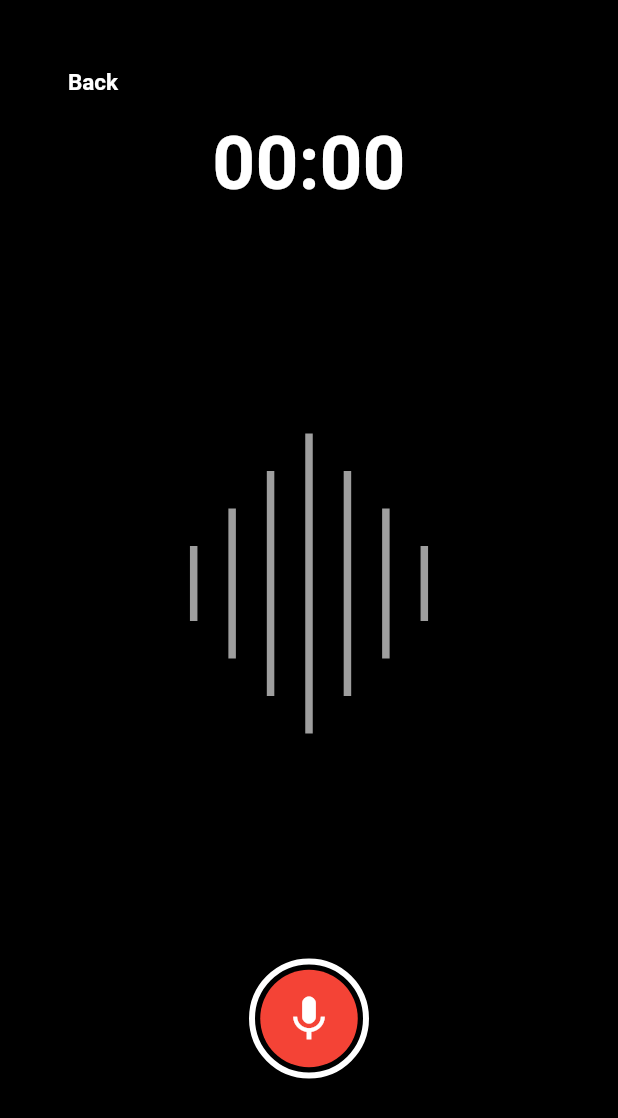
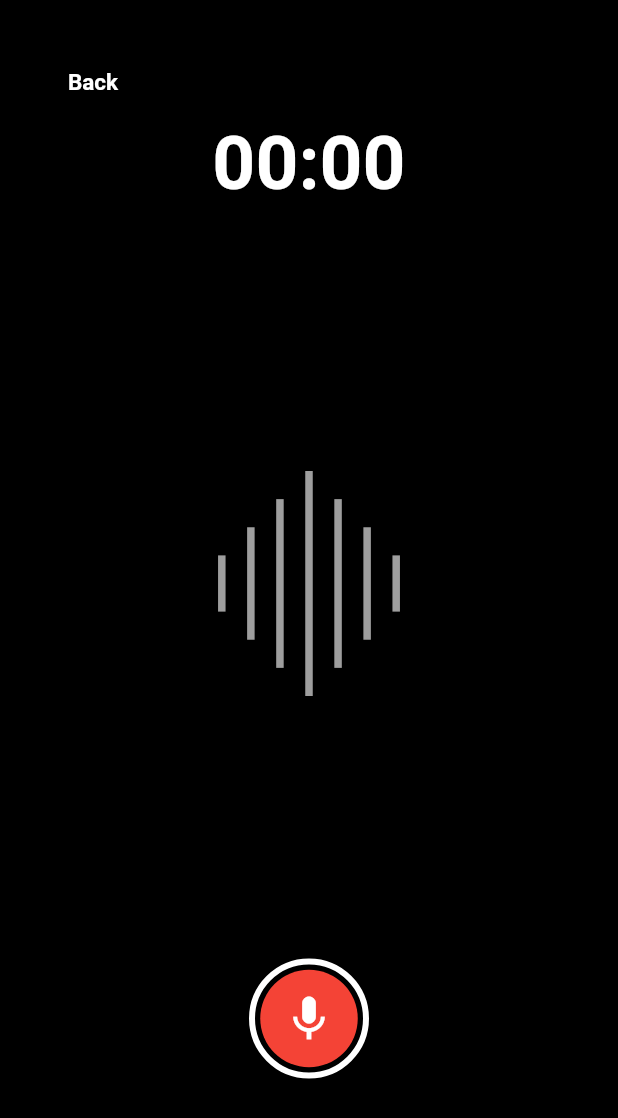
Before and after one commit to sueleekr/audiorecoder, a Flutter app: the screen it shows after launch, on a phone screen of 412 x 824 dp. Shown: the top 1118 px of the screen. Run offline on Flutter 3.47's test engine with Material 2 defaults, Android fonts, the light colour scheme and no system bars; our stand-ins replace permission_handler, video_player; missing offline and left inert: chewie_audio, flutter_sound.

Commit message:
after code review

```diff
--- a/lib/main.dart
+++ b/lib/main.dart
@@ -20,7 +20,7 @@ class MyApp extends StatelessWidget {
       theme: ThemeData(
         primarySwatch: Colors.blue,
       ),
-      home: const AudioRecorder(filePath: '/sdcard/Download/temp1.aac'),
+      home: const AudioRecorder(filePath: '/sdcard/Download/temp2.aac'),
     );
   }
 }
--- a/lib/pages/audiorecoder.dart
+++ b/lib/pages/audiorecoder.dart
@@ -102,7 +102,6 @@ class _AudioRecorderState extends State<AudioRecorder> {
         child: Center(
           child: Column(
             children: [
-              //TimerView(recording: _on,timeviewController: timerController,),
               SizedBox(
                 height: 50,
                 child: Row(
@@ -139,7 +138,7 @@ class _AudioRecorderState extends State<AudioRecorder> {
                         ChewieAudio(controller: _chewieController!)
                         :
                         (_audioStatus != Status.running)?
-                          const SoundWave(activate: false, decibel: 1,width: 200,height: 200,)
+                          const SoundWave(activate: false, decibel: 1,width: 150,height: 150,)
                           :
                           SoundWave(activate:true, decibel: _decibel,),
                     ),
```
